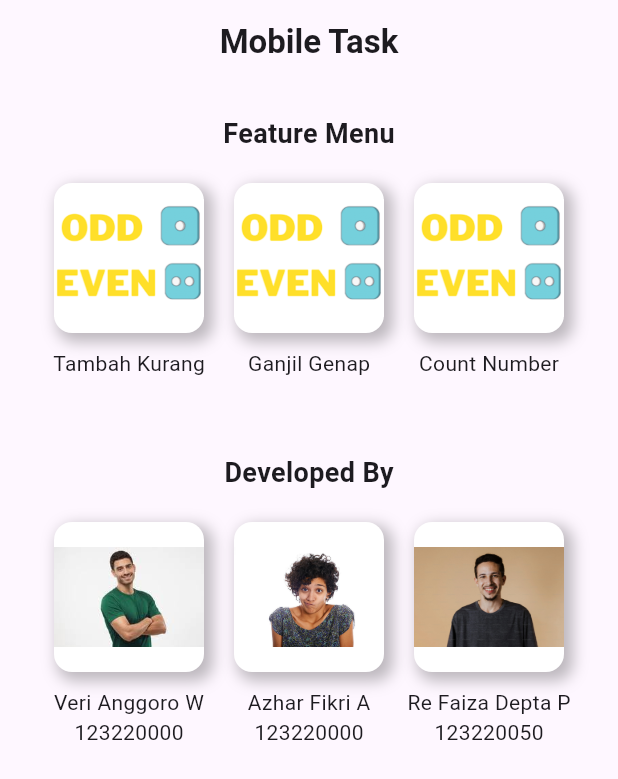
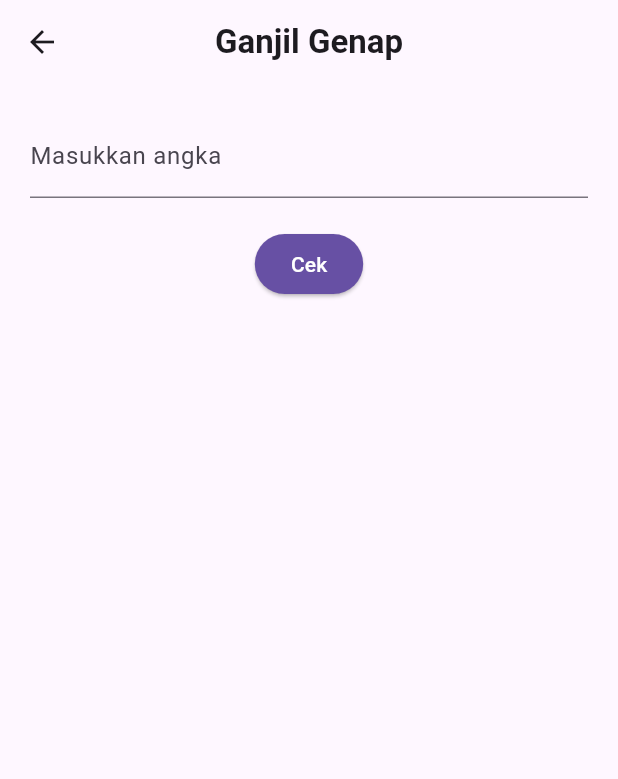
Before and after one commit to Az140304/Mobile-Project, a Flutter app: the screen it shows after launch, after a tap on "Ganjil Genap", on a phone screen of 412 x 824 dp. Shown: the top 779 px of the screen. Run offline on Flutter 3.47's test engine with Material 3 defaults, Android fonts, the phone set to English and light mode, and no system bars.

Commit message:
menambahkan fitur ganjil genap

```diff
--- /dev/null
+++ b/lib/pages/ganjil_genap.dart
@@ -0,0 +1,60 @@
+import 'package:flutter/material.dart';
+
+class GanjilGenap extends StatefulWidget {
+  const GanjilGenap({super.key});
+
+  @override
+  State<GanjilGenap> createState() => _GanjilGenapState();
+}
+
+class _GanjilGenapState extends State<GanjilGenap> {
+  final TextEditingController _numController = TextEditingController();
+  String _oddEvenResult = "";
+
+  void _cekGanjilGenap() {
+    int number = int.tryParse(_numController.text) ?? 0;
+    String type = (number % 2 == 0) ? "genap" : "ganjil";
+
+    setState(() {
+      _oddEvenResult = "$number adalah angka $type";
+    });
+  }
+
+  @override
+  Widget build(BuildContext context) {
+    return Scaffold(
+      appBar: AppBar(
+        title:
+            Text('Ganjil Genap', style: TextStyle(fontWeight: FontWeight.bold)),
+        centerTitle: true,
+      ),
+      body: Padding(
+        padding: const EdgeInsets.all(20.0),
+        child: Column(
+          children: [
+            TextField(
+              controller: _numController,
+              keyboardType: TextInputType.number,
+              decoration: InputDecoration(labelText: "Masukkan angka"),
+            ),
+            SizedBox(height: 20),
+            ElevatedButton(
+              onPressed: _cekGanjilGenap,
+              style: ElevatedButton.styleFrom(
+                backgroundColor:
+                    Theme.of(context).primaryColor, // Warna sesuai tema utama
+                foregroundColor: Colors.white, // Warna teks
+              ),
+              child: Text("Cek"),
+            ),
+            SizedBox(height: 20),
+            Text(
+              _oddEvenResult,
+              style: TextStyle(fontSize: 20, fontWeight: FontWeight.bold),
+            ),
+          ],
+        ),
+      ),
+    );
+  }
+}
--- a/lib/pages/home.dart
+++ b/lib/pages/home.dart
@@ -1,4 +1,5 @@
 import 'package:first_project/pages/count_number.dart';
+import 'package:first_project/pages/ganjil_genap.dart';
 import 'package:first_project/pages/tambah_kurang.dart';
 import 'package:flutter/material.dart';
 
@@ -88,6 +89,10 @@ class HomePage extends StatelessWidget {
 
               GestureDetector(
                 onTap: (){
+                  Navigator.push(
+                    context,
+                    MaterialPageRoute(builder: (context) => GanjilGenap()),
+                  );
                   print("Container dan teks diklik!");
                 },
                 child: Column(
--- a/lib/pages/tambah_kurang.dart
+++ b/lib/pages/tambah_kurang.dart
@@ -4,7 +4,7 @@ class TambahKurang extends StatefulWidget {
   const TambahKurang({super.key});
 
   @override
-  _TambahKurangState createState() => _TambahKurangState();
+  State<TambahKurang> createState() => _TambahKurangState();
 }
 
 class _TambahKurangState extends State<TambahKurang> {
```
